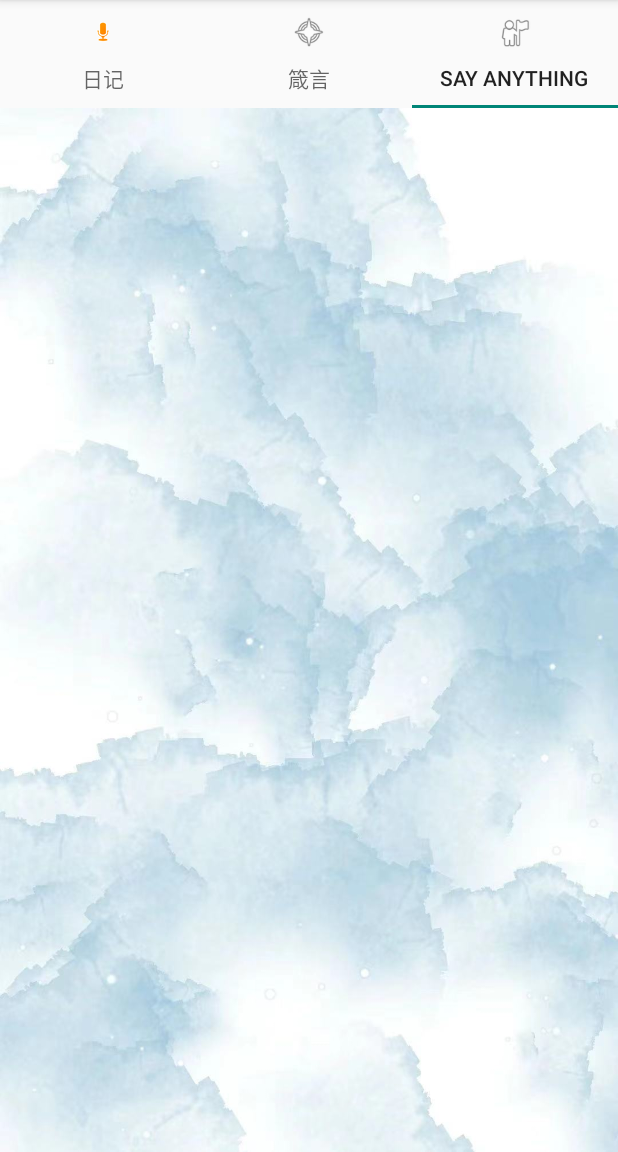
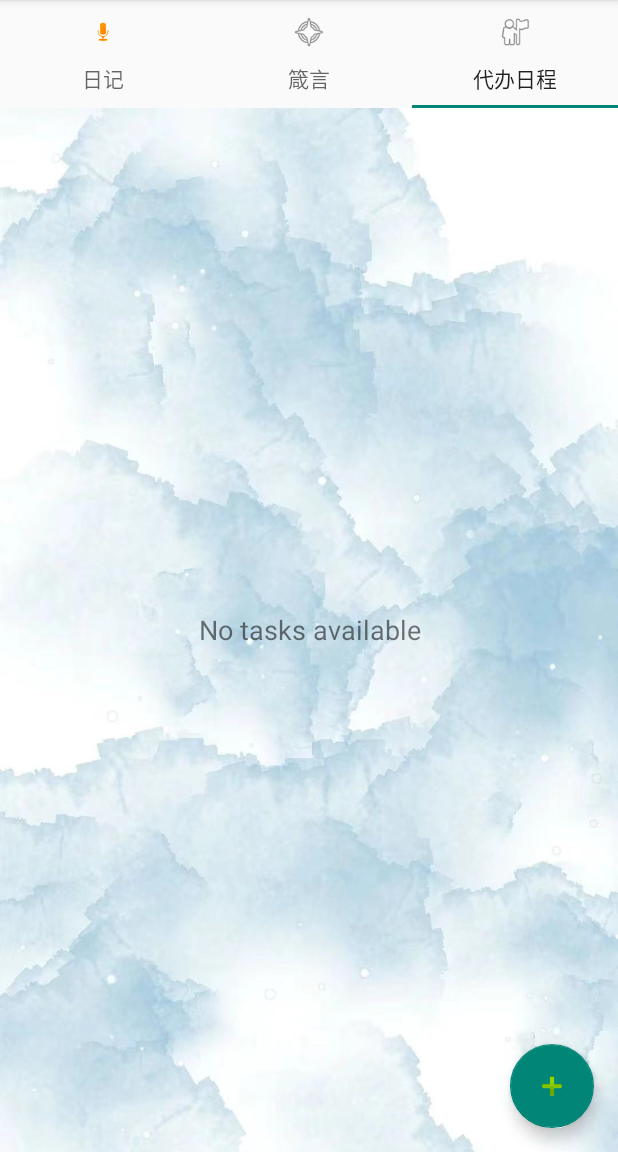
Before and after one commit to kelley111/memo, an Android app: the screen it shows after launch (MainActivity), tab 3 chosen, on a phone screen of 412 x 824 dp, the part 84-1236 px from its top. Run offline under Robolectric (Android 15) with nearby library versions, the phone set to English and light mode, and no system bars.

Commit message:
增加todolist还未成功版

```diff
--- a/app/src/main/java/com/example/memo/DBHelper.java
+++ b/app/src/main/java/com/example/memo/DBHelper.java
@@ -7,11 +7,11 @@ import android.util.Log;
 
 public class DBHelper extends SQLiteOpenHelper {
 
-    private static final int VERSION = 2;  // Increment the version number
+    private static final int VERSION =3 ;  // Increment the version number
     private static final String DB_NAME = "my.db";
     public static final String TB1_NAME = "diary_data";
     public static final String TB2_NAME = "sentence_data";
-    public static final String TB3_NAME = "favorite_status";
+    public static final String TB3_NAME = "todo_items";
 
     public DBHelper(Context context, String name, SQLiteDatabase.CursorFactory factory, int version) {
         super(context, name, factory, version);
@@ -42,12 +42,13 @@ public class DBHelper extends SQLiteOpenHelper {
                 + "favorite_status TEXT" // 收藏状态
                 + ")");
 
-        db.execSQL("CREATE TABLE " + TB3_NAME + " ("
-                + "treehole_diarydata TEXT, "
-                + "treehole_date DATE, "
-                + "store_date DATE, "
-                + "author_id TEXT"
+        db.execSQL("CREATE TABLE " + TB3_NAME + " (" // Create the new to-do items table
+                + "id INTEGER PRIMARY KEY AUTOINCREMENT, "
+                + "task TEXT, "
+                + "completion_time INTEGER, "
+                + "deadline INTEGER"
                 + ")");
+
     }
 
     @Override
@@ -58,5 +59,13 @@ public class DBHelper extends SQLiteOpenHelper {
             db.execSQL("ALTER TABLE " + TB1_NAME + " ADD COLUMN favorite_time TEXT");
             db.execSQL("ALTER TABLE " + TB2_NAME + " ADD COLUMN favorite_status TEXT");
         }
+        if (oldVersion < 3) {
+            db.execSQL("CREATE TABLE " + TB3_NAME + " (" // Create the new to-do items table
+                    + "id INTEGER PRIMARY KEY AUTOINCREMENT, "
+                    + "task TEXT, "
+                    + "completion_time INTEGER, "
+                    + "deadline INTEGER"
+                    + ")");
+        }
     }
 }
--- a/app/src/main/java/com/example/memo/MainActivity.java
+++ b/app/src/main/java/com/example/memo/MainActivity.java
@@ -56,7 +56,7 @@ public class MainActivity extends AppCompatActivity implements AdapterView.OnIte
                 android.R.drawable.ic_menu_myplaces
         };
 
-        String[] tiles = new String[]{"日记", "箴言", "say anything"};
+        String[] tiles = new String[]{"日记", "箴言", "代办日程"};
         @SuppressLint({"MissingInflatedId", "LocalSuppress"}) TabLayout tabLayout = findViewById(R.id.topline);
         new TabLayoutMediator(tabLayout, view,
                 (tab,position) -> tab.setIcon(images[position]).setText(tiles[position])
--- a/app/src/main/java/com/example/memo/MyPageAdapter.java
+++ b/app/src/main/java/com/example/memo/MyPageAdapter.java
@@ -17,9 +17,9 @@ public class MyPageAdapter extends FragmentStateAdapter {
         if(position==0){
             return new DiaryFragment();
         }else if(position==1){
-            return new SecondFragment();
+            return new Sentencefragment();
         }else{
-            return new ThirdFragment();
+            return new Todolistfragment();
         }
     }
 
--- a/app/src/main/java/com/example/memo/SecondFragment.java
+++ b/app/src/main/java/com/example/memo/Sentencefragment.java
@@ -1,8 +1,6 @@
 package com.example.memo;
 
 import android.content.ContentValues;
-import android.content.Context;
-import android.content.DialogInterface;
 import android.content.Intent;
 import android.database.sqlite.SQLiteDatabase;
 import android.os.Bundle;
@@ -38,7 +36,7 @@ import java.text.SimpleDateFormat;
 import java.util.Calendar;
 import java.util.Locale;
 
-public class SecondFragment extends Fragment implements Runnable {
+public class Sentencefragment extends Fragment implements Runnable {
 
     private static final String TAG = "fragment2";
     View contentview;
@@ -194,7 +192,7 @@ public class SecondFragment extends Fragment implements Runnable {
             } else if (checkedId == R.id.random) {
                 web = "https://v1.hitokoto.cn?c=a&c=b&c=c&c=d&c=e&c=f&c=g&c=h&c=i&c=j&c=k&c=l";
             }
-            Thread t = new Thread(SecondFragment.this::run);
+            Thread t = new Thread(Sentencefragment.this::run);
             t.start();
         });
 
--- a/app/src/main/java/com/example/memo/ThirdFragment.java
+++ /dev/null
@@ -1,6 +0,0 @@
-package com.example.memo;
-
-import androidx.fragment.app.Fragment;
-
-public class ThirdFragment extends Fragment {
-}
--- a/app/src/main/res/layout/fragment_second.xml
+++ b/app/src/main/res/layout/fragment_second.xml
@@ -6,7 +6,7 @@
     android:layout_width="match_parent"
     android:background="@drawable/h2"
     android:layout_height="match_parent"
-    tools:context=".SecondFragment">
+    tools:context=".Sentencefragment">
 
     <androidx.constraintlayout.widget.ConstraintLayout
         android:layout_width="match_parent"
--- /dev/null
+++ b/app/src/main/res/layout/fragment_todolist.xml
@@ -0,0 +1,32 @@
+<!-- fragment_todolist.xml -->
+<RelativeLayout xmlns:android="http://schemas.android.com/apk/res/android"
+    android:layout_width="match_parent"
+    android:layout_height="match_parent">
+
+    <ListView
+        android:id="@+id/todo_listview"
+        android:layout_width="match_parent"
+        android:layout_height="match_parent"
+        android:divider="@android:color/darker_gray"
+        android:dividerHeight="1dp" />
+
+    <TextView
+        android:id="@+id/empty_view"
+        android:layout_width="match_parent"
+        android:layout_height="match_parent"
+        android:text="No tasks available"
+        android:textSize="18sp"
+        android:gravity="center"
+        android:visibility="gone" />
+
+    <com.google.android.material.floatingactionbutton.FloatingActionButton
+        android:id="@+id/fab"
+        android:layout_width="wrap_content"
+        android:layout_height="wrap_content"
+        android:layout_alignParentBottom="true"
+        android:layout_alignParentEnd="true"
+        android:layout_margin="16dp"
+        android:contentDescription="todolistitem"
+        android:src="@android:drawable/ic_input_add" />
+
+</RelativeLayout>
```
Also changed, not shown: app/src/main/java/com/example/memo/ToDoDao.java (added, +50 -0 lines), app/src/main/java/com/example/memo/ToDoDetailActivity.java (added, +30 -0 lines), app/src/main/java/com/example/memo/ToDoItem.java (added, +25 -0 lines), app/src/main/java/com/example/memo/ToDoListAdapter.java (added, +58 -0 lines), app/src/main/java/com/example/memo/Todolistfragment.java (added, +171 -0 lines), app/src/main/res/layout/activity_todo_detail.xml (added, +30 -0 lines), app/src/main/res/layout/todo_list_item.xml (added, +28 -0 lines).
